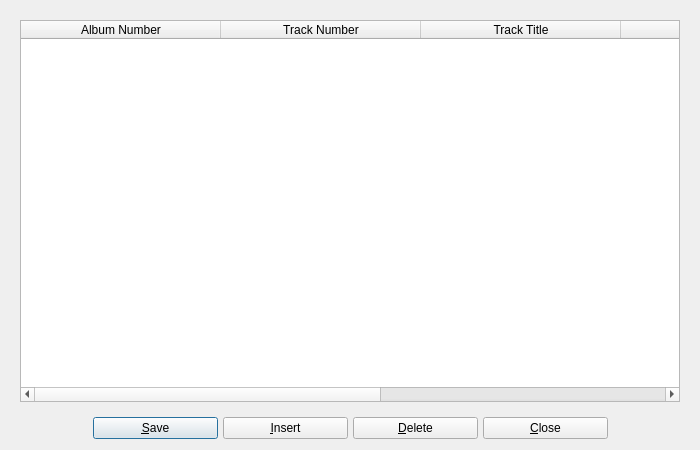
The window that UI/biblioteq_tracks.ui (textbrowser/biblioteq) describes before a commit, drawn with Qt 5.
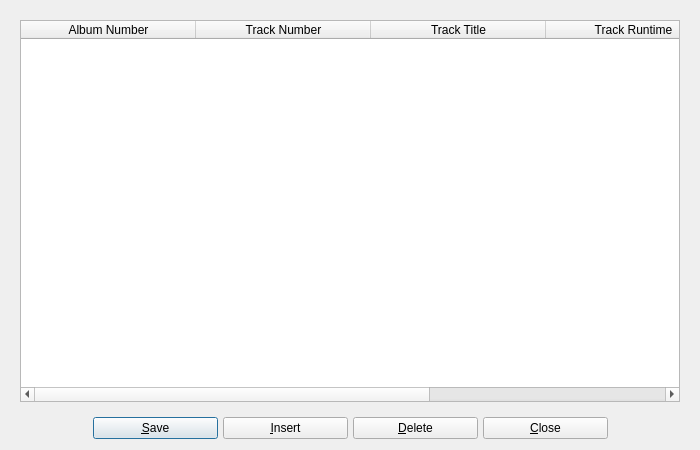
The same window after the commit. Icons and pictures are not drawn.

Diff of the .ui file:
```diff
--- a/UI/biblioteq_tracks.ui
+++ b/UI/biblioteq_tracks.ui
@@ -57,10 +57,10 @@
          <bool>false</bool>
         </property>
         <attribute name="horizontalHeaderMinimumSectionSize">
-         <number>200</number>
+         <number>175</number>
         </attribute>
         <attribute name="horizontalHeaderDefaultSectionSize">
-         <number>200</number>
+         <number>175</number>
         </attribute>
         <attribute name="horizontalHeaderStretchLastSection">
          <bool>true</bool>
```
